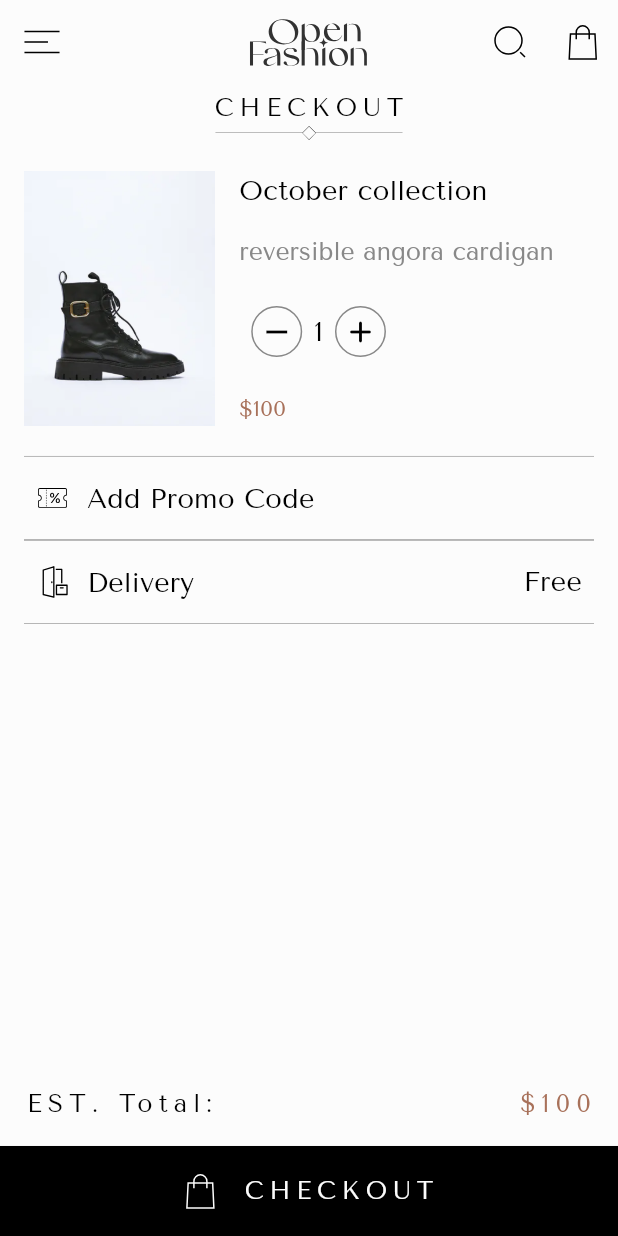
After one commit to MohammedHafiz27/open_fashion, a Flutter app: the screen it shows after launch, after a tap on "October collection", on a phone screen of 412 x 824 dp. The commit adds this screen. Run offline on Flutter 3.47's test engine with Material 3 defaults, Android fonts, the phone set to English and light mode, and no system bars; our stand-ins replace flutter_svg, go_router, ionicons.

Commit message:
first checkout page done

```diff
--- a/lib/Core/utils/go_route.dart
+++ b/lib/Core/utils/go_route.dart
@@ -1,11 +1,14 @@
 import 'package:flutter/material.dart';
 import 'package:go_router/go_router.dart';
+import 'package:open_fashion/Features/checkout_page/presentation/views/checkout_page.dart';
+import 'package:open_fashion/Features/home_page/data/models/product_model.dart';
 import 'package:open_fashion/Features/home_page/presentation/views/home_page.dart';
 import 'package:open_fashion/Features/splash_screen/presentation/views/splash_screen.dart';
 
 abstract class AppRoute {
   static const String splashScreen = '/';
   static const String homeScreen = '/homeScreen';
+  static const String checkoutScreen = '/checkoutScreen';
   static GoRouter router = GoRouter(
     routes: [
       GoRoute(
@@ -20,6 +23,12 @@ abstract class AppRoute {
               return const HomePage();
             },
           ),
+          GoRoute(
+            path: AppRoute.checkoutScreen,
+            builder: (BuildContext context, GoRouterState state) {
+              return CheckoutPage(productModel: state.extra as ProductModel);
+            },
+          ),
         ],
       ),
     ],
--- /dev/null
+++ b/lib/Core/widgets/custom_button.dart
@@ -0,0 +1,32 @@
+import 'package:flutter/material.dart';
+import 'package:flutter_svg/svg.dart';
+import 'package:open_fashion/Core/utils/app_colors.dart';
+import 'package:open_fashion/Core/utils/app_styles.dart';
+
+class CustomButton extends StatelessWidget {
+  const CustomButton({super.key, required this.title, required this.icon});
+  final String title;
+  final String? icon;
+
+  @override
+  Widget build(BuildContext context) {
+    return ElevatedButton(
+      style: ElevatedButton.styleFrom(
+        shape: RoundedRectangleBorder(borderRadius: BorderRadius.zero),
+        minimumSize: Size(MediaQuery.sizeOf(context).width, 60),
+        backgroundColor: AppColors.titleActive,
+      ),
+      onPressed: () {},
+      child: Row(
+        spacing: 16,
+        mainAxisAlignment: MainAxisAlignment.center,
+        children: [
+          icon == null
+              ? SizedBox.shrink()
+              : SvgPicture.asset(icon!, colorFilter: ColorFilter.mode(AppColors.offWhite, BlendMode.srcIn)),
+          Text(title.toUpperCase(), style: AppStyles.title18(context).copyWith(color: AppColors.offWhite)),
+        ],
+      ),
+    );
+  }
+}
--- /dev/null
+++ b/lib/Features/checkout_page/presentation/views/checkout_page.dart
@@ -0,0 +1,18 @@
+import 'package:flutter/material.dart';
+import 'package:open_fashion/Core/utils/app_colors.dart';
+import 'package:open_fashion/Core/widgets/custom_app_bar.dart';
+import 'package:open_fashion/Features/checkout_page/presentation/views/widgets/checkout_page_body.dart';
+import 'package:open_fashion/Features/home_page/data/models/product_model.dart';
+
+class CheckoutPage extends StatelessWidget {
+  const CheckoutPage({super.key, required this.productModel});
+  final ProductModel productModel;
+  @override
+  Widget build(BuildContext context) {
+    return Scaffold(
+      backgroundColor: AppColors.offWhite,
+      appBar: CustomAppBar(iconsColor: AppColors.titleActive, backgroundColor: AppColors.offWhite),
+      body: CheckoutPageBody(productModel: productModel,),
+    );
+  }
+}
--- /dev/null
+++ b/lib/Features/checkout_page/presentation/views/widgets/cart_textfield.dart
@@ -0,0 +1,51 @@
+import 'package:flutter/material.dart';
+import 'package:flutter_svg/svg.dart';
+import 'package:open_fashion/Core/utils/app_colors.dart';
+import 'package:open_fashion/Core/utils/app_styles.dart';
+
+class CartTextField extends StatelessWidget {
+  const CartTextField({super.key, required this.hintText, required this.prefixIcon, required this.suffix});
+  final String hintText;
+  final String prefixIcon;
+  final String? suffix;
+
+  @override
+  Widget build(BuildContext context) {
+    return Container(
+      margin: EdgeInsets.symmetric(horizontal: 16),
+      decoration: const BoxDecoration(
+        border: Border(
+          top: BorderSide(color: Colors.grey, width: 0.5),
+          bottom: BorderSide(color: Colors.grey, width: 0.5),
+        ),
+      ),
+      child: Padding(
+        padding: const EdgeInsets.symmetric(horizontal: 8),
+        child: Row(
+          children: [
+            SvgPicture.asset(
+              prefixIcon,
+              width: 22,
+              height: 22,
+              colorFilter: const ColorFilter.mode(Colors.black, BlendMode.srcIn),
+            ),
+            const SizedBox(width: 12),
+            Expanded(
+              child: TextField(
+                style: AppStyles.bodyLarge(context).copyWith(color: AppColors.titleActive),
+                decoration: InputDecoration(
+                  hintText: hintText,
+                  hintStyle: AppStyles.bodyLarge(context).copyWith(color: AppColors.titleActive),
+                  border: InputBorder.none,
+                  isDense: true,
+                  contentPadding: const EdgeInsets.symmetric(vertical: 14),
+                ),
+              ),
+            ),
+            Text(suffix ?? "", style: AppStyles.bodyLarge(context).copyWith(color: AppColors.titleActive)),
+          ],
+        ),
+      ),
+    );
+  }
+}
--- /dev/null
+++ b/lib/Features/checkout_page/presentation/views/widgets/checkout_button.dart
@@ -0,0 +1,24 @@
+
+import 'package:flutter/material.dart';
+import 'package:open_fashion/Core/utils/app_colors.dart';
+
+class CheckoutButton extends StatelessWidget {
+  const CheckoutButton({super.key, required this.onPressed, required this.icon});
+  final void Function() onPressed;
+  final IconData icon;
+  @override
+  Widget build(BuildContext context) {
+    return IconButton(
+      onPressed: onPressed,
+      icon: Container(
+        padding: const EdgeInsets.all(4),
+        decoration: BoxDecoration(
+          color: AppColors.offWhite,
+          border: Border.all(color: AppColors.placeholder),
+          borderRadius: BorderRadius.circular(20),
+        ),
+        child: Icon(icon, color: AppColors.titleActive),
+      ),
+    );
+  }
+}
--- /dev/null
+++ b/lib/Features/checkout_page/presentation/views/widgets/checkout_item.dart
@@ -0,0 +1,62 @@
+import 'package:flutter/material.dart';
+import 'package:open_fashion/Core/utils/app_colors.dart';
+import 'package:open_fashion/Core/utils/app_styles.dart';
+import 'package:open_fashion/Features/checkout_page/presentation/views/widgets/checkout_button.dart';
+import 'package:open_fashion/Features/home_page/data/models/product_model.dart';
+
+class CheckoutItem extends StatelessWidget {
+  const CheckoutItem({super.key, required this.productModel, required this.itemCount});
+  final ValueNotifier<int> itemCount;
+
+  final ProductModel productModel;
+
+  @override
+  Widget build(BuildContext context) {
+    return Padding(
+      padding: const EdgeInsets.symmetric(horizontal: 16.0, vertical: 20),
+      child: AspectRatio(
+        aspectRatio: 313 / 140,
+        child: Row(
+          spacing: 16,
+          children: [
+            Image.asset(productModel.image, fit: BoxFit.cover),
+            Column(
+              spacing: 16,
+              crossAxisAlignment: CrossAxisAlignment.start,
+              children: [
+                Text(productModel.title, style: AppStyles.bodyLarge(context).copyWith(color: AppColors.titleActive)),
+                Text(productModel.description, style: AppStyles.bodyMedium(context)),
+                Row(
+                  children: [
+                    CheckoutButton(
+                      icon: Icons.remove,
+                      onPressed: () {
+                        if (itemCount.value > 1) {
+                          itemCount.value--;
+                        }
+                      },
+                    ),
+                    ValueListenableBuilder(
+                      valueListenable: itemCount,
+                      builder: (context, value, child) => Text(
+                        value.toString(),
+                        style: AppStyles.bodyLarge(context).copyWith(color: AppColors.titleActive),
+                      ),
+                    ),
+                    CheckoutButton(
+                      icon: Icons.add_rounded,
+                      onPressed: () {
+                        itemCount.value++;
+                      },
+                    ),
+                  ],
+                ),
+                Text("\$${productModel.price}", style: AppStyles.bodySmall(context)),
+              ],
+            ),
+          ],
+        ),
+      ),
+    );
+  }
+}
--- /dev/null
+++ b/lib/Features/checkout_page/presentation/views/widgets/checkout_page_body.dart
@@ -0,0 +1,52 @@
+import 'package:flutter/material.dart';
+import 'package:flutter_svg/svg.dart';
+import 'package:open_fashion/Core/utils/app_assets.dart';
+import 'package:open_fashion/Core/utils/app_colors.dart';
+import 'package:open_fashion/Core/utils/app_styles.dart';
+import 'package:open_fashion/Core/widgets/custom_button.dart';
+import 'package:open_fashion/Features/checkout_page/presentation/views/widgets/cart_textfield.dart';
+import 'package:open_fashion/Features/checkout_page/presentation/views/widgets/checkout_item.dart';
+import 'package:open_fashion/Features/home_page/data/models/product_model.dart';
+
+class CheckoutPageBody extends StatefulWidget {
+  const CheckoutPageBody({super.key, required this.productModel});
+  final ProductModel productModel;
+
+  @override
+  State<CheckoutPageBody> createState() => _CheckoutPageBodyState();
+}
+
+class _CheckoutPageBodyState extends State<CheckoutPageBody> {
+  ValueNotifier<int> itemCount = ValueNotifier(1);
+  @override
+  Widget build(BuildContext context) {
+    return Column(
+      children: [
+        Text("checkout".toUpperCase(), style: AppStyles.title18(context).copyWith(color: AppColors.titleActive)),
+        SvgPicture.asset(AppAssets.iconsLine, colorFilter: ColorFilter.mode(AppColors.titleActive, BlendMode.srcIn)),
+        CheckoutItem(productModel: widget.productModel, itemCount: itemCount),
+        CartTextField(hintText: 'Add Promo Code', prefixIcon: AppAssets.iconsVoucher, suffix: null),
+        CartTextField(hintText: 'Delivery', prefixIcon: AppAssets.iconsDoortoDoorDelivery, suffix: "Free"),
+        Spacer(),
+        Padding(
+          padding: const EdgeInsets.symmetric(horizontal: 16),
+          child: Row(
+            children: [
+              Text("EST. Total:", style: AppStyles.title18(context).copyWith(color: AppColors.titleActive)),
+              Spacer(),
+              ValueListenableBuilder(
+                valueListenable: itemCount,
+                builder: (context, value, child) => Text(
+                  "\$${widget.productModel.price * value}",
+                  style: AppStyles.title18(context).copyWith(color: AppColors.primary),
+                ),
+              ),
+            ],
+          ),
+        ),
+        SizedBox(height: 16),
+        CustomButton(title: 'checkout'.toUpperCase(), icon: AppAssets.iconsShoppingbag),
+      ],
+    );
+  }
+}
--- a/lib/Features/home_page/presentation/views/widgets/product_sliver_grid.dart
+++ b/lib/Features/home_page/presentation/views/widgets/product_sliver_grid.dart
@@ -1,19 +1,21 @@
-
 import 'package:flutter/material.dart';
+import 'package:go_router/go_router.dart';
+import 'package:open_fashion/Core/utils/go_route.dart';
 import 'package:open_fashion/Features/home_page/data/models/product_model.dart';
 import 'package:open_fashion/Features/home_page/presentation/views/widgets/grid_item_product.dart';
 
 class ProductSliverGrid extends StatelessWidget {
-  const ProductSliverGrid({
-    super.key,
-  });
+  const ProductSliverGrid({super.key});
 
   @override
   Widget build(BuildContext context) {
     return SliverGrid(
       delegate: SliverChildBuilderDelegate(
         childCount: ProductModel.products.length,
-        (context, index) => GridProductItem(productModel: ProductModel.products[index]),
+        (context, index) => GestureDetector(
+          onTap: () => context.push(AppRoute.checkoutScreen, extra: ProductModel.products[index]),
+          child: GridProductItem(productModel: ProductModel.products[index]),
+        ),
       ),
       gridDelegate: SliverGridDelegateWithMaxCrossAxisExtent(
         childAspectRatio: 165 / 320,
```
